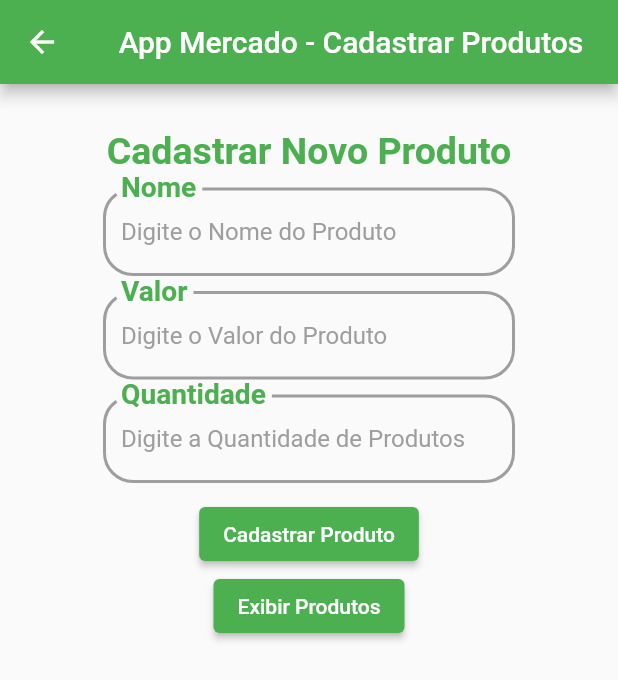
After one commit to Vinicius-Maia04/Mobile2, a Flutter app: the Cadastro_Produtos screen opened directly, after a tap on "Cadastrar Produto", on a phone screen of 412 x 824 dp. The commit adds this screen. Shown: the top 680 px of the screen. Run offline on Flutter 3.47's test engine with Material 2 defaults, Android fonts, the phone set to English and light mode, and no system bars; network calls fail.

Commit message:
Updated AppMercado
Added Products List Screen

```diff
--- /dev/null
+++ b/AppMercado/app_mercado/lib/cadastro_produtos.dart
@@ -0,0 +1,170 @@
+import 'package:app_mercado/produtos.dart';
+import 'package:flutter/material.dart';
+import 'dart:convert';
+import 'package:http/http.dart' as http;
+
+class Cadastro_Produtos extends StatefulWidget {
+  const Cadastro_Produtos({super.key});
+
+  @override
+  State<Cadastro_Produtos> createState() => _Cadastro_ProdutosState();
+}
+
+class _Cadastro_ProdutosState extends State<Cadastro_Produtos> {
+  TextEditingController _nomeProduto = TextEditingController();
+  TextEditingController _valorProduto = TextEditingController();
+  TextEditingController _quantidadeProduto = TextEditingController();
+  String url = 'http://10.109.83.12:3000/produtos';
+
+  _postProduct(){
+    if (_valorProduto.text.contains(',')){
+      _valorProduto.text = _valorProduto.text.toString().replaceAll(',', '.');
+    }
+    Map<String,dynamic>product={
+      "nome": "${_nomeProduto.text}",
+      "valor": "${double.tryParse(_valorProduto.text) ?? 0}",
+      "quantidade": "${int.tryParse(_quantidadeProduto.text) ?? 0}"
+    };
+
+    http.post(
+      Uri.parse(url),
+      headers: <String,String>{
+        'Content-type': 'application/json; charset=UTF-8',
+      },
+      body: jsonEncode(product),
+    );
+  }
+  @override
+  Widget build(BuildContext context) {
+    return Scaffold(
+      appBar: AppBar(
+        title: Center(child: Text('App Mercado - Cadastrar Produtos')),
+        backgroundColor: Colors.green,
+      ),
+      body: Column(
+        children: [
+          Center(
+            child: Container(
+              width: MediaQuery.of(context).size.width/1.5,
+              child: Column(
+                children: [
+                  Padding(padding: EdgeInsets.all(15)),
+                  Text('Cadastrar Novo Produto', style: TextStyle(
+                    color: Colors.green,
+                    fontSize: 25,
+                    fontWeight: FontWeight.bold,
+                  ),),
+                  Padding(padding: EdgeInsets.all(5)),
+                  TextField(
+                    controller: _nomeProduto,
+                    keyboardType: TextInputType.name,
+                    cursorColor: Colors.green,
+                    decoration: InputDecoration(
+                      labelText: 'Nome',
+                      hintText: 'Digite o Nome do Produto',
+                      hintStyle: TextStyle(
+                        color: Colors.grey
+                      ),
+                      labelStyle: TextStyle(
+                        fontSize: 20,
+                        fontWeight: FontWeight.bold,
+                        color: Colors.grey
+                      ),
+                      floatingLabelBehavior: FloatingLabelBehavior.always,
+                      floatingLabelStyle: TextStyle(
+                        fontSize: 25,
+                        fontWeight: FontWeight.bold,
+                        color: Colors.green
+                      ),
+                      enabledBorder: OutlineInputBorder(
+                        borderRadius: BorderRadius.circular(20),
+                        borderSide: BorderSide(color: Colors.grey, width: 2)
+                      ),
+                      focusedBorder: OutlineInputBorder(
+                        borderRadius: BorderRadius.circular(20),
+                        borderSide: BorderSide(color: Colors.green, width: 4)
+                      )
+                    ),
+                  ),
+                  Padding(padding: EdgeInsets.all(5)),
+                  TextField(
+                    controller: _valorProduto,
+                    keyboardType: TextInputType.number,
+                    cursorColor: Colors.green,
+                    decoration: InputDecoration(
+                      labelText: 'Valor',
+                      hintText: 'Digite o Valor do Produto',
+                      hintStyle: TextStyle(
+                        color: Colors.grey
+                      ),
+                      labelStyle: TextStyle(
+                        fontSize: 20,
+                        fontWeight: FontWeight.bold,
+                        color: Colors.grey
+                      ),
+                      floatingLabelBehavior: FloatingLabelBehavior.always,
+                      floatingLabelStyle: TextStyle(
+                        fontSize: 25,
+                        fontWeight: FontWeight.bold,
+                        color: Colors.green
+                      ),
+                      enabledBorder: OutlineInputBorder(
+                        borderRadius: BorderRadius.circular(20),
+                        borderSide: BorderSide(color: Colors.grey, width: 2)
+                      ),
+                      focusedBorder: OutlineInputBorder(
+                        borderRadius: BorderRadius.circular(20),
+                        borderSide: BorderSide(color: Colors.green, width: 4)
+                      )
+                    ),
+                  ),
+                  Padding(padding: EdgeInsets.all(5)),
+                  TextField(
+                    controller: _quantidadeProduto,
+                    keyboardType: TextInputType.number,
+                    cursorColor: Colors.green,
+                    decoration: InputDecoration(
+                      labelText: 'Quantidade',
+                      hintText: 'Digite a Quantidade de Produtos',
+                      hintStyle: TextStyle(
+                        color: Colors.grey
+                      ),
+                      labelStyle: TextStyle(
+                        fontSize: 20,
+                        fontWeight: FontWeight.bold,
+                        color: Colors.grey
+                      ),
+                      floatingLabelBehavior: FloatingLabelBehavior.always,
+                      floatingLabelStyle: TextStyle(
+                        fontSize: 25,
+                        fontWeight: FontWeight.bold,
+                        color: Colors.green
+                      ),
+                      enabledBorder: OutlineInputBorder(
+                        borderRadius: BorderRadius.circular(20),
+                        borderSide: BorderSide(color: Colors.grey, width: 2)
+                      ),
+                      focusedBorder: OutlineInputBorder(
+                        borderRadius: BorderRadius.circular(20),
+                        borderSide: BorderSide(color: Colors.green, width: 4)
+                      )
+                    ),
+                  ),
+                  Padding(padding: EdgeInsets.all(5)),
+                  ElevatedButton(onPressed: (){
+                    _postProduct();
+                  }, child: Text('Cadastrar Produto'),
+                  style: ButtonStyle(backgroundColor: MaterialStatePropertyAll(Colors.green)),),
+                  ElevatedButton(onPressed: (){
+                    Navigator.push(context, MaterialPageRoute(builder: (context) => Produtos()));
+                  }, child: Text('Exibir Produtos'),
+                  style: ButtonStyle(backgroundColor: MaterialStatePropertyAll(Colors.green)),)
+                ],
+              ),
+            ),
+          )
+        ],
+      ),
+    );
+  }
+}
--- /dev/null
+++ b/AppMercado/app_mercado/lib/produtos.dart
@@ -0,0 +1,103 @@
+import 'package:flutter/material.dart';
+import 'dart:convert';
+import 'package:http/http.dart' as http;
+
+class Produtos extends StatefulWidget {
+  const Produtos({super.key});
+
+  @override
+  State<Produtos> createState() => _ProdutosState();
+}
+  List produtos = [];
+class _ProdutosState extends State<Produtos> {
+
+  String url = 'http://10.109.83.12:3000/produtos';
+  List produtos = [];
+
+  _getProducts()async{
+    http.Response resposta = await http.get(Uri.parse(url));
+   produtos = json.decode(resposta.body);
+    for(int i =0; i<produtos.length; i++)
+    {
+      print(produtos[i]);
+    }
+    setState(() {
+      // dado.map vai converter nosso json em uma lista
+      produtos = produtos.map((json) => Produto.fromJson(json)).toList();
+    });
+
+  }
+
+  @override
+  void initState() {
+    // TODO: implement initState
+    super.initState();
+    _getProducts();
+  }
+  Widget build(BuildContext context) {
+    return Scaffold(
+      appBar: AppBar(
+        title: Center(child: Text('App Mercado - Lista de Produtos'),),
+        backgroundColor: Colors.green,
+      ),
+      body: Center(
+        child: Column(
+          children: [
+            Padding(padding: EdgeInsets.all(15)),
+            Text('Lista de Produtos', style: TextStyle(
+              fontSize: 25,
+              fontWeight: FontWeight.bold,
+              color: Colors.green
+            ),),
+            Padding(padding: EdgeInsets.all(15)),
+            Container(
+              color: Color.fromARGB(255, 209, 209, 209),
+              width: MediaQuery.of(context).size.width/1.03,
+              child: Column(
+                children: produtos.map((produto)=>Text('\n${produto.nome}\nR\$${produto.valor}\nQuantidade: ${produto.quantidade}',
+                style: TextStyle(fontSize: 18),)).toList(),
+              ),
+            )
+          ],
+        ),
+      ),
+    );
+  }
+}
+class Produto{
+  String id;
+  String nome;
+  String valor;
+  String quantidade;
+  Produto(this.id, this.nome, this.valor, this.quantidade);
+  // Função factory é a função responsável por decodificar o dado json consumido através da api
+  factory Produto.fromJson(Map<String,dynamic>json){
+    return Produto(json["id"],json["nome"],json["valor"], json["quantidade"]);
+  }
+}
+// Classe produto_n para armazenar a lista total de produtos
+class Produto_n{
+  List prod =[];
+  Produto_n(this.prod);
+}
+
+// Widget produto(BuildContext context){
+//   return Stack(
+//     children: <Widget>[
+//       Container(
+//         color: Color.fromARGB(255, 209, 209, 209),
+//         width: MediaQuery.of(context).size.width/1.03,
+//         height: MediaQuery.of(context).size.height/8,
+//         child: Row(
+//           children: [
+//             Container(
+//               color: Colors.amber,
+//               width: MediaQuery.of(context).size.width/4,
+//               height: MediaQuery.of(context).size.height/7.9,
+//             )
+//           ],
+//         ),
+//       )
+//     ],
+//   );
+// }
```
Also changed, not shown: AppMercado/app_mercado/lib/cadastro_usuarios.dart (renamed from AppMercado/app_mercado/lib/cadastro.dart, +7 -1 lines), AppMercado/app_mercado/lib/login.dart (+7 -4 lines), AppMercado/app_mercado/lib/server/db.json (+8 -36 lines), AppMercado/app_mercado/lib/server/produtos.dart (deleted, +0 -29 lines).
